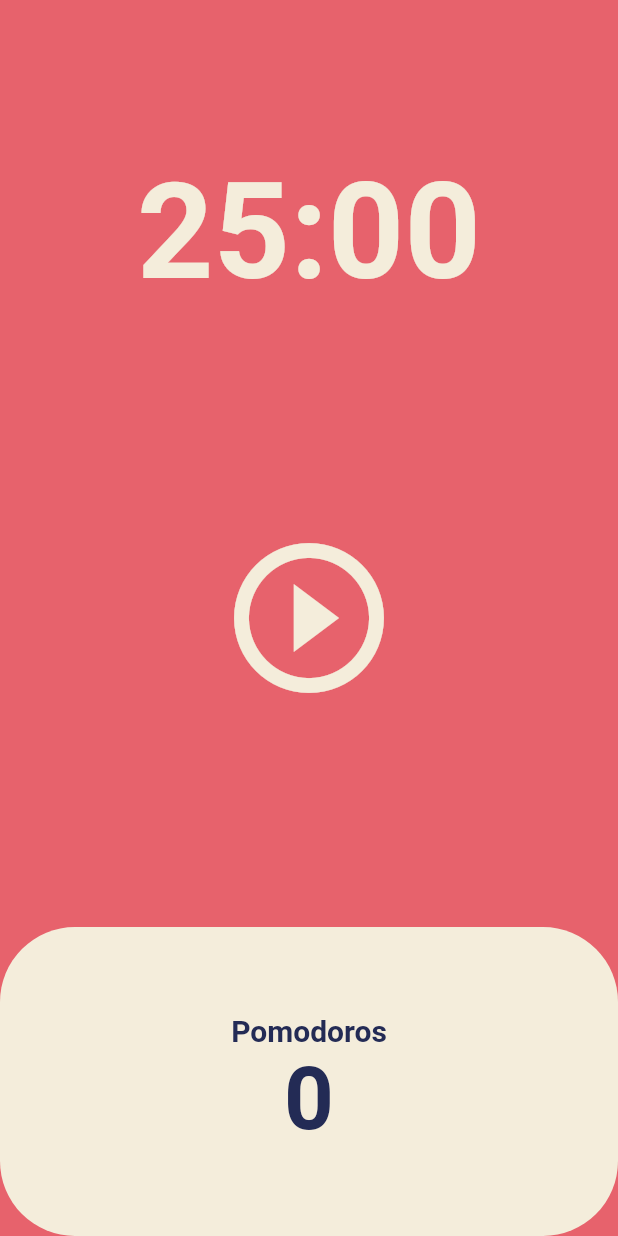
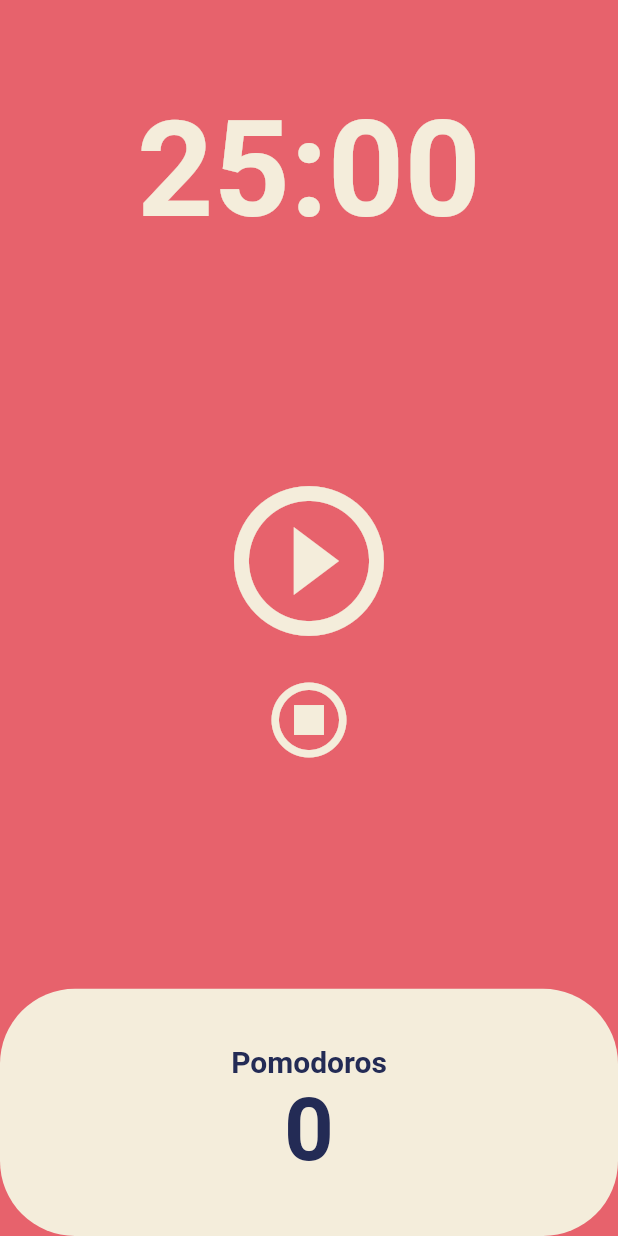
Before and after one commit to JinsooLee-Testing/pomodoro, a Flutter app: the screen it shows after launch, on a phone screen of 412 x 824 dp. Run offline on Flutter 3.47's test engine with Material 2 defaults, Android fonts, the phone set to English and light mode, and no system bars.

Commit message:
create stop button

```diff
--- a/lib/screens/home_screen.dart
+++ b/lib/screens/home_screen.dart
@@ -52,6 +52,15 @@ class _HomeScreenState extends State<HomeScreen> {
     return duration.toString().split(".").first.substring(2, 7);
   }
 
+  void onResetPressed() {
+    setState(() {
+      isRunning = false;
+      totalSeconds = twentyFiveMinutes;
+      totalPomodoros = 0;
+    });
+    timer.cancel();
+  }
+
   @override
   Widget build(BuildContext context) {
     return Scaffold(
@@ -73,8 +82,11 @@ class _HomeScreenState extends State<HomeScreen> {
             ),
           ),
           Flexible(
-            flex: 2,
-            child: Center(
+            flex: 3,
+            child: Column(
+              mainAxisAlignment: MainAxisAlignment.center,
+              children: [
+                Center(
                   child: IconButton(
                     iconSize: 120,
                     color: Theme.of(context).cardColor,
@@ -82,7 +94,18 @@ class _HomeScreenState extends State<HomeScreen> {
                     icon: Icon(isRunning
                         ? Icons.pause_circle_outline
                         : Icons.play_circle_outline),
-            )),
+                  ),
+                ),
+                Center(
+                  child: IconButton(
+                    iconSize: 60,
+                    color: Theme.of(context).cardColor,
+                    onPressed: onResetPressed,
+                    icon: const Icon(Icons.stop_circle_outlined),
+                  ),
+                ),
+              ],
+            ),
           ),
           Flexible(
             flex: 1,
```
Lines whose indentation alone changed are shown as unchanged.
